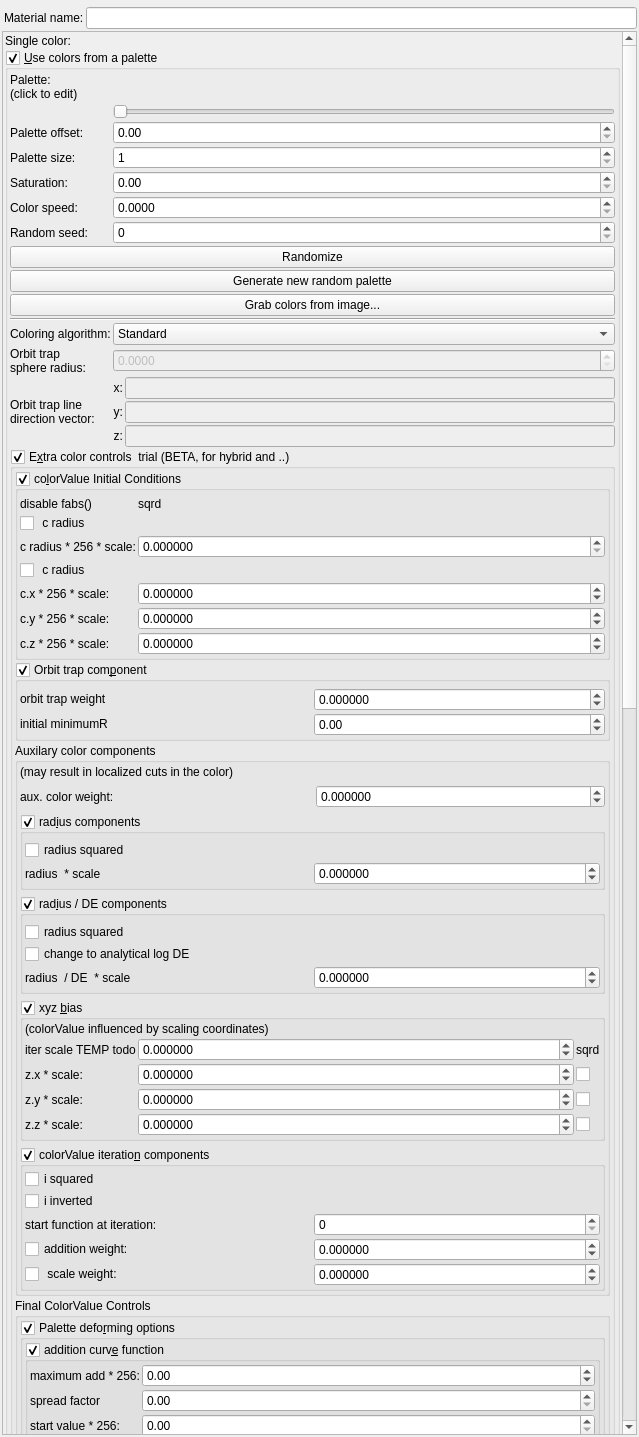
Above: mandelbulber2/qt/material_editor.ui from buddhi1980/mandelbulber2 before the change. Below: the same form after it.
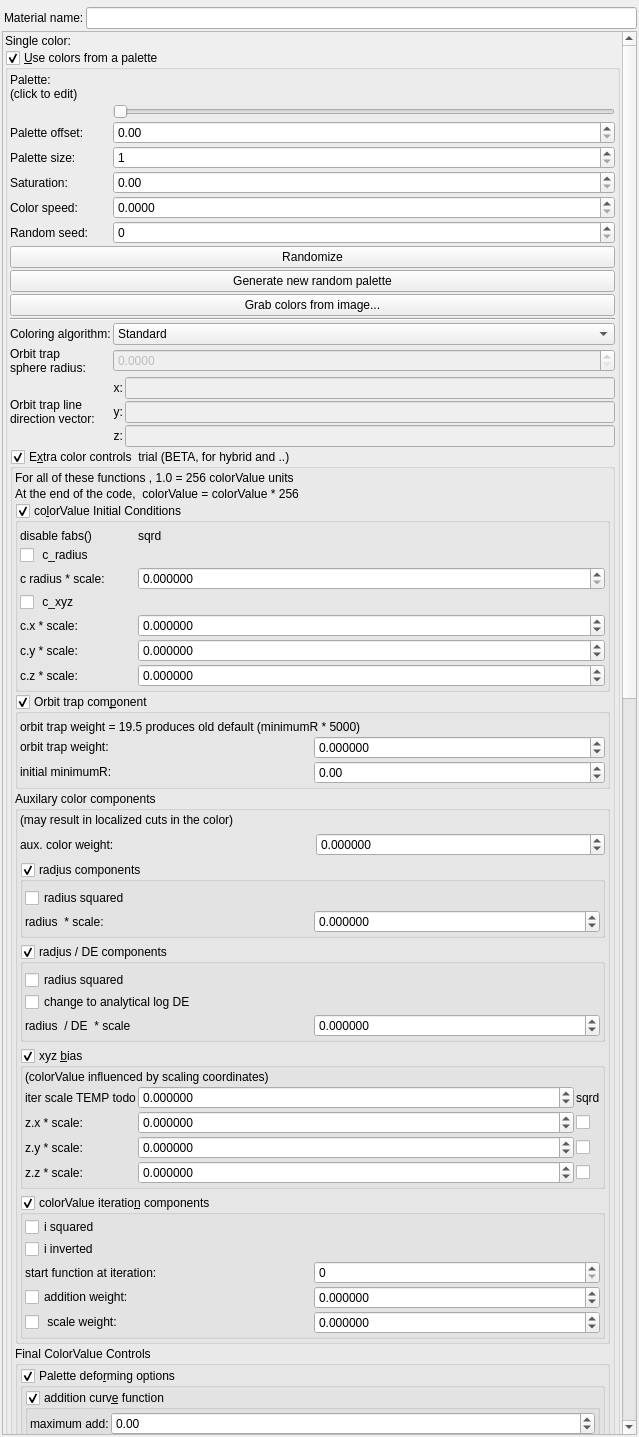
That is the form after the change. Icons and pictures are not drawn. Custom widgets are drawn as their Qt base class.

Commit message: reconfigured new color code to work with 1.0 = 256 colorValue units

Patch:
```diff
--- a/mandelbulber2/qt/material_editor.ui
+++ b/mandelbulber2/qt/material_editor.ui
@@ -81,9 +81,9 @@
       <property name="geometry">
        <rect>
         <x>0</x>
-        <y>-426</y>
+        <y>-915</y>
         <width>619</width>
-        <height>3335</height>
+        <height>3392</height>
        </rect>
       </property>
       <layout class="QVBoxLayout" name="verticalLayout_2">
@@ -635,7 +635,7 @@
             <property name="checkable">
              <bool>true</bool>
             </property>
-            <layout class="QVBoxLayout" name="verticalLayout_29" stretch="0,0,0,0">
+            <layout class="QVBoxLayout" name="verticalLayout_29" stretch="0,0,0,0,0,0">
              <property name="spacing">
               <number>2</number>
              </property>
@@ -651,6 +651,32 @@
              <property name="bottomMargin">
               <number>2</number>
              </property>
+             <item>
+              <widget class="QLabel" name="label_81">
+               <property name="font">
+                <font>
+                 <weight>50</weight>
+                 <bold>false</bold>
+                </font>
+               </property>
+               <property name="text">
+                <string>For all of these functions , 1.0 = 256 colorValue units</string>
+               </property>
+              </widget>
+             </item>
+             <item>
+              <widget class="QLabel" name="label_82">
+               <property name="font">
+                <font>
+                 <weight>50</weight>
+                 <bold>false</bold>
+                </font>
+               </property>
+               <property name="text">
+                <string>At the end of the code,  colorValue = colorValue * 256</string>
+               </property>
+              </widget>
+             </item>
              <item>
               <widget class="MyGroupBox" name="groupCheck_fractal_coloring_init_cond_enabled_false">
                <property name="toolTip">
@@ -686,7 +712,7 @@
                   <item row="4" column="1">
                    <widget class="QLabel" name="label_43">
                     <property name="text">
-                     <string>c.x * 256 * scale:</string>
+                     <string>c.x * scale:</string>
                     </property>
                    </widget>
                   </item>
@@ -756,14 +782,14 @@
                   <item row="2" column="1">
                    <widget class="QLabel" name="label_45">
                     <property name="text">
-                     <string>c radius * 256 * scale:</string>
+                     <string>c radius * scale:</string>
                     </property>
                    </widget>
                   </item>
                   <item row="5" column="1">
                    <widget class="QLabel" name="label_44">
                     <property name="text">
-                     <string>c.y * 256 * scale:</string>
+                     <string>c.y * scale:</string>
                     </property>
                    </widget>
                   </item>
@@ -826,7 +852,7 @@
                   <item row="6" column="1">
                    <widget class="QLabel" name="label_46">
                     <property name="text">
-                     <string>c.z * 256 * scale:</string>
+                     <string>c.z * scale:</string>
                     </property>
                    </widget>
                   </item>
@@ -840,14 +866,14 @@
                   <item row="1" column="1" colspan="5">
                    <widget class="QCheckBox" name="checkBox_fractal_coloring_ic_rad_enabled_false">
                     <property name="text">
-                     <string notr="true"> c radius</string>
+                     <string notr="true"> c_radius</string>
                     </property>
                    </widget>
                   </item>
                   <item row="3" column="1" colspan="5">
                    <widget class="QCheckBox" name="checkBox_fractal_coloring_ic_xyz_enabled_false">
                     <property name="text">
-                     <string notr="true"> c radius</string>
+                     <string notr="true"> c_xyz</string>
                     </property>
                    </widget>
                   </item>
@@ -858,6 +884,9 @@
              </item>
              <item>
               <widget class="MyGroupBox" name="groupCheck_fractal_coloring_orbit_trap_true">
+               <property name="enabled">
+                <bool>true</bool>
+               </property>
                <property name="toolTip">
                 <string>&lt;html&gt;&lt;head/&gt;&lt;body&gt;&lt;p&gt;Adjusting the color speed  may be required, depending on the size of the fractal and location.&lt;/p&gt;&lt;/body&gt;&lt;/html&gt;</string>
                </property>
@@ -867,7 +896,7 @@
                <property name="checkable">
                 <bool>true</bool>
                </property>
-               <layout class="QVBoxLayout" name="verticalLayout_42" stretch="0">
+               <layout class="QVBoxLayout" name="verticalLayout_42" stretch="0,0">
                 <property name="spacing">
                  <number>2</number>
                 </property>
@@ -883,6 +912,19 @@
                 <property name="bottomMargin">
                  <number>2</number>
                 </property>
+                <item>
+                 <widget class="QLabel" name="label_78">
+                  <property name="font">
+                   <font>
+                    <weight>50</weight>
+                    <bold>false</bold>
+                   </font>
+                  </property>
+                  <property name="text">
+                   <string>orbit trap weight = 19.5 produces old default (minimumR * 5000)</string>
+                  </property>
+                 </widget>
+                </item>
                 <item>
                  <layout class="QGridLayout" name="gridLayout_23" columnstretch="0,0">
                   <property name="spacing">
@@ -925,7 +967,7 @@
                      </font>
                     </property>
                     <property name="text">
-                     <string>&lt;html&gt;&lt;head/&gt;&lt;body&gt;&lt;p&gt;&lt;span style=&quot; font-weight:400;&quot;&gt;initial minimumR&lt;/span&gt;&lt;/p&gt;&lt;/body&gt;&lt;/html&gt;</string>
+                     <string>&lt;html&gt;&lt;head/&gt;&lt;body&gt;&lt;p&gt;&lt;span style=&quot; font-weight:400;&quot;&gt;initial minimumR:&lt;/span&gt;&lt;/p&gt;&lt;/body&gt;&lt;/html&gt;</string>
                     </property>
                    </widget>
                   </item>
@@ -972,7 +1014,7 @@
                      </font>
                     </property>
                     <property name="text">
-                     <string>&lt;html&gt;&lt;head/&gt;&lt;body&gt;&lt;p&gt;&lt;span style=&quot; font-weight:400;&quot;&gt;orbit trap weight&lt;/span&gt;&lt;/p&gt;&lt;/body&gt;&lt;/html&gt;</string>
+                     <string>&lt;html&gt;&lt;head/&gt;&lt;body&gt;&lt;p&gt;&lt;span style=&quot; font-weight:400;&quot;&gt;orbit trap weight:&lt;/span&gt;&lt;/p&gt;&lt;/body&gt;&lt;/html&gt;</string>
                     </property>
                    </widget>
                   </item>
@@ -1130,7 +1172,7 @@
                      <item row="1" column="0">
                       <widget class="QLabel" name="label_52">
                        <property name="text">
-                        <string>radius  * scale</string>
+                        <string>radius  * scale:</string>
                        </property>
                       </widget>
                      </item>
@@ -1689,14 +1731,14 @@
                         <item row="1" column="0">
                          <widget class="QLabel" name="label_68">
                           <property name="text">
-                           <string>spread factor</string>
+                           <string>spread factor:</string>
                           </property>
                          </widget>
                         </item>
                         <item row="0" column="0">
                          <widget class="QLabel" name="label_76">
                           <property name="text">
-                           <string>maximum add * 256:</string>
+                           <string>maximum add:</string>
                           </property>
                          </widget>
                         </item>
@@ -1731,7 +1773,7 @@
                         <item row="2" column="0">
                          <widget class="QLabel" name="label_77">
                           <property name="text">
-                           <string>start value * 256:</string>
+                           <string>start value:</string>
                           </property>
                          </widget>
                         </item>
```
Left out of the diff: 12 changed lines with no effect on the pictures. The commit also changes 4 other files.
